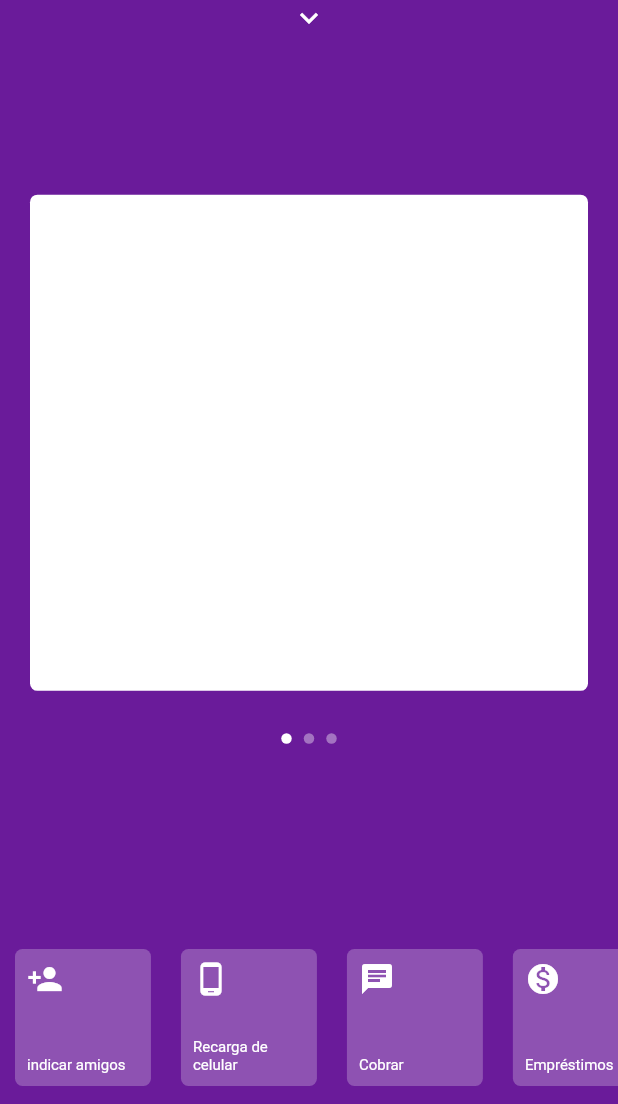
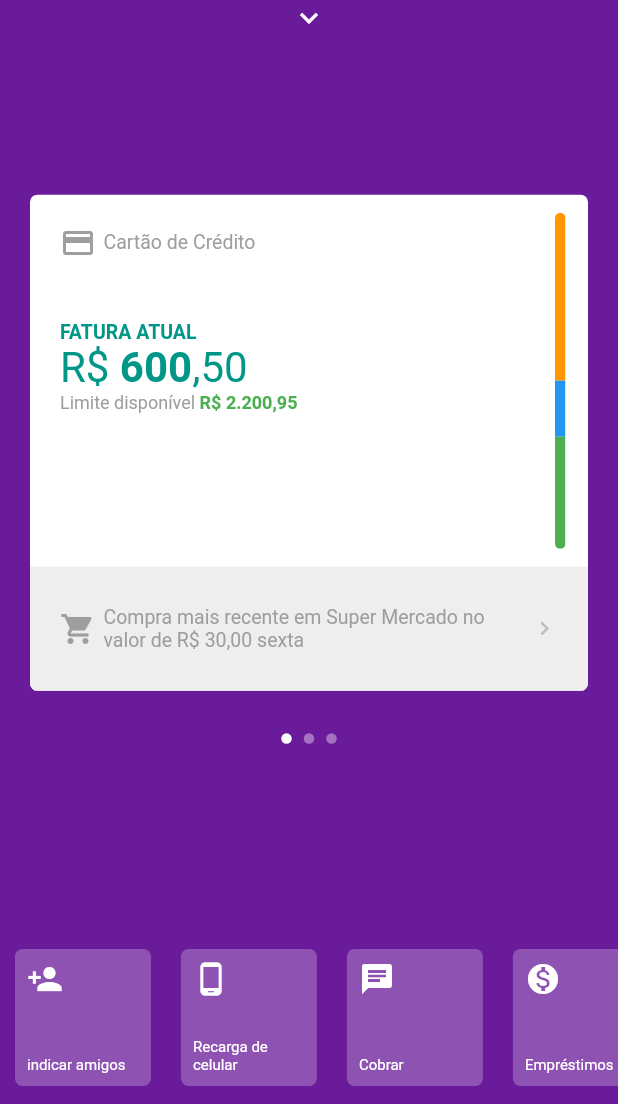
Before and after one commit to PauloAlves8039/flutter-nubank-clone, a Flutter app: the screen it shows after launch, on a phone screen of 412 x 824 dp, the part 132-1236 px from its top. Run offline on Flutter 3.47's test engine with Material 2 defaults, Android fonts, the phone set to English and light mode, and no system bars; network calls fail.

Commit message:
Definindo conteúdo do primeiro card

```diff
--- a/lib/pages/home/widgets/card_app.dart
+++ b/lib/pages/home/widgets/card_app.dart
@@ -1,11 +1,15 @@
 import 'package:flutter/material.dart';
 
 class CardApp extends StatelessWidget {
+  final Widget child;
+
+  const CardApp({Key key, this.child}) : super(key: key);
   @override
   Widget build(BuildContext context) {
     return Padding(
       padding: const EdgeInsets.all(20),
       child: Container(
+        child: child,
         decoration: BoxDecoration(
             color: Colors.white, borderRadius: BorderRadius.circular(5)),
       ),
--- /dev/null
+++ b/lib/pages/home/widgets/first_card.dart
@@ -0,0 +1,183 @@
+import 'package:flutter/material.dart';
+
+class FirstCard extends StatelessWidget {
+  @override
+  Widget build(BuildContext context) {
+    return ClipRRect(
+      borderRadius: BorderRadius.circular(5),
+      child: Column(
+        children: <Widget>[
+          Expanded(
+            flex: 3,
+            child: Container(
+              child: Row(
+                children: <Widget>[
+                  Expanded(
+                    child: Column(
+                      crossAxisAlignment: CrossAxisAlignment.start,
+                      children: <Widget>[
+                        Padding(
+                          padding: const EdgeInsets.all(20),
+                          child: Row(
+                            children: <Widget>[
+                              Icon(
+                                Icons.credit_card,
+                                color: Colors.grey,
+                              ),
+                              SizedBox(
+                                width: 5,
+                              ),
+                              Text(
+                                "Cartão de Crédito",
+                                style: TextStyle(
+                                  color: Colors.grey,
+                                  fontSize: 13,
+                                ),
+                              ),
+                            ],
+                          ),
+                        ),
+                        Padding(
+                          padding: const EdgeInsets.only(
+                            left: 20,
+                            top: 20,
+                            bottom: 20,
+                          ),
+                          child: SizedBox(
+                            width: double.infinity,
+                            child: Column(
+                              crossAxisAlignment: CrossAxisAlignment.start,
+                              children: <Widget>[
+                                Text(
+                                  "FATURA ATUAL",
+                                  textAlign: TextAlign.start,
+                                  style: TextStyle(
+                                    color: Colors.teal,
+                                    fontSize: 13,
+                                    fontWeight: FontWeight.bold,
+                                  ),
+                                ),
+                                Text.rich(
+                                  TextSpan(
+                                    text: "R\$ ",
+                                    children: [
+                                      TextSpan(
+                                        text: "600",
+                                        style: TextStyle(
+                                          fontWeight: FontWeight.bold,
+                                        ),
+                                      ),
+                                      TextSpan(text: ",50"),
+                                    ],
+                                  ),
+                                  textAlign: TextAlign.start,
+                                  style: TextStyle(
+                                    color: Colors.teal,
+                                    fontSize: 28,
+                                  ),
+                                ),
+                                Text.rich(
+                                  TextSpan(
+                                    text: "Limite disponível",
+                                    children: [
+                                      TextSpan(
+                                        text: " R\$ 2.200,95",
+                                        style: TextStyle(
+                                          color: Colors.green,
+                                          fontWeight: FontWeight.bold,
+                                        ),
+                                      ),
+                                    ],
+                                  ),
+                                  textAlign: TextAlign.start,
+                                  style: TextStyle(
+                                    color: Colors.grey,
+                                    fontSize: 12,
+                                  ),
+                                ),
+                              ],
+                            ),
+                          ),
+                        ),
+                      ],
+                    ),
+                  ),
+                  Padding(
+                    padding: const EdgeInsets.only(
+                        top: 12, bottom: 12, left: 10, right: 15),
+                    child: ClipRRect(
+                      borderRadius: BorderRadius.circular(5),
+                      child: Container(
+                        child: Column(
+                          children: <Widget>[
+                            Expanded(
+                              flex: 3,
+                              child: Container(
+                                color: Colors.orange,
+                              ),
+                            ),
+                            Expanded(
+                              flex: 1,
+                              child: Container(
+                                color: Colors.blue,
+                              ),
+                            ),
+                            Expanded(
+                              flex: 2,
+                              child: Container(
+                                color: Colors.green,
+                              ),
+                            ),
+                          ],
+                        ),
+                        width: 7,
+                        decoration: BoxDecoration(
+                          borderRadius: BorderRadius.circular(5),
+                        ),
+                      ),
+                    ),
+                  ),
+                ],
+              ),
+            ),
+          ),
+          Expanded(
+            flex: 1,
+            child: Container(
+              child: Padding(
+                padding: const EdgeInsets.all(20),
+                child: Row(
+                  mainAxisAlignment: MainAxisAlignment.spaceBetween,
+                  children: <Widget>[
+                    Icon(
+                      Icons.shopping_cart,
+                      color: Colors.grey,
+                    ),
+                    SizedBox(
+                      width: 5,
+                    ),
+                    Flexible(
+                      child: Text(
+                        "Compra mais recente em Super Mercado no valor de R\$ 30,00 sexta ",
+                        style: TextStyle(
+                          color: Colors.grey,
+                          fontSize: 13,
+                        ),
+                      ),
+                    ),
+                    Icon(
+                      Icons.chevron_right,
+                      color: Colors.grey[400],
+                      size: 18,
+                    ),
+                  ],
+                ),
+              ),
+              color: Colors.grey[200],
+            ),
+          ),
+        ],
+      ),
+    );
+  }
+}
--- a/lib/pages/home/widgets/page_view_app.dart
+++ b/lib/pages/home/widgets/page_view_app.dart
@@ -1,5 +1,6 @@
 import 'package:flutter/material.dart';
 import 'package:nubank_clone/pages/home/widgets/card_app.dart';
+import 'package:nubank_clone/pages/home/widgets/first_card.dart';
 
 class PageViewApp extends StatelessWidget {
   final double top;
@@ -28,7 +29,9 @@ class PageViewApp extends StatelessWidget {
               ? NeverScrollableScrollPhysics()
               : BouncingScrollPhysics(),
           children: <Widget>[
-            CardApp(),
+            CardApp(
+              child: FirstCard(),
+            ),
             CardApp(),
             CardApp(),
           ],
```
